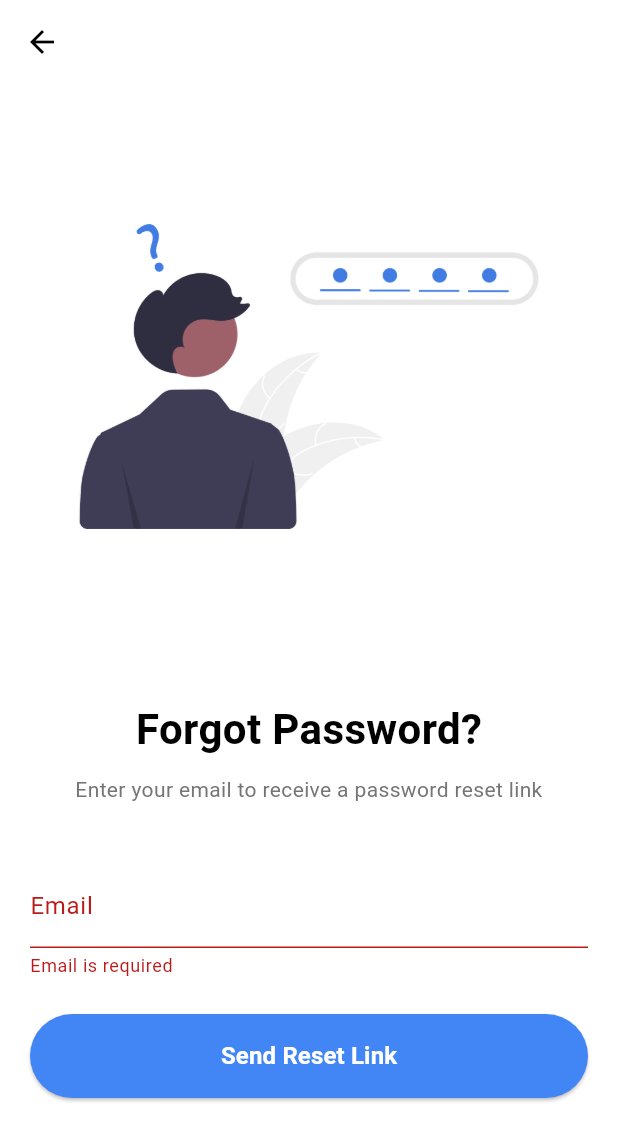
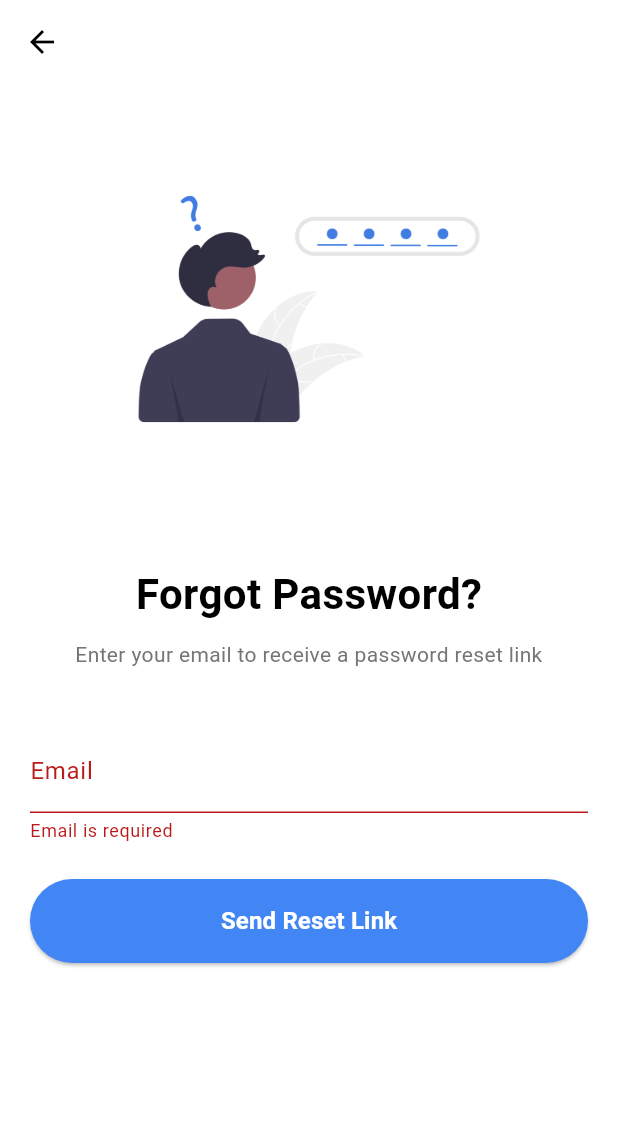
Before and after one commit to evansachie/LifeGuard, a Flutter app: the ForgotPasswordScreen screen opened by its route, after a tap on "Send Reset Link", on a phone screen of 412 x 824 dp. Shown: the top 1141 px of the screen. Run offline on Flutter 3.47's test engine with Material 3 defaults, Android fonts, the phone set to English and light mode, and no system bars; our stand-ins replace flutter_dotenv, flutter_map, flutter_svg, just_audio, just_audio_background, latlong2 and 2 more; accounts and stored records are empty; project files that could hold a hidden picture were left out.

Commit message:
feat: update forgot password screen

```diff
--- a/mobile/lib/screens/auth/forgot_password_screen.dart
+++ b/mobile/lib/screens/auth/forgot_password_screen.dart
@@ -22,15 +22,33 @@ class _ForgotPasswordScreenState extends State<ForgotPasswordScreen> {
     try {
       final result = await _authService.forgotPassword(_emailController.text);
       if (result && mounted) {
-        ScaffoldMessenger.of(context).showSnackBar(
-          const SnackBar(content: Text('Password reset link sent to your email')),
+        showDialog(
+          context: context,
+          builder: (context) => AlertDialog(
+            title: const Text('Check Your Email'),
+            content: Text(
+              'We have sent a password reset link to ${_emailController.text}. Please check your inbox and spam folder.',
+              style: const TextStyle(fontSize: 16),
+            ),
+            actions: [
+              TextButton(
+                onPressed: () {
+                  Navigator.pop(context); // Close dialog
+                  Navigator.pop(context); // Go back to login
+                },
+                child: const Text('OK'),
+              ),
+            ],
+          ),
         );
-        Navigator.pop(context);
       }
     } catch (e) {
       if (mounted) {
         ScaffoldMessenger.of(context).showSnackBar(
-          SnackBar(content: Text(e.toString())),
+          SnackBar(
+            content: Text('Error: ${e.toString()}'),
+            backgroundColor: Colors.red,
+          ),
         );
       }
     } finally {
@@ -61,8 +79,8 @@ class _ForgotPasswordScreenState extends State<ForgotPasswordScreen> {
               children: [
                 Image.asset(
                   'assets/images/forgotPassword.png',
-                  width: 350,
-                  height: 350,
+                  width: 260,
+                  height: 260,
                 ),
                 const SizedBox(height: 40),
                 Text(
```
